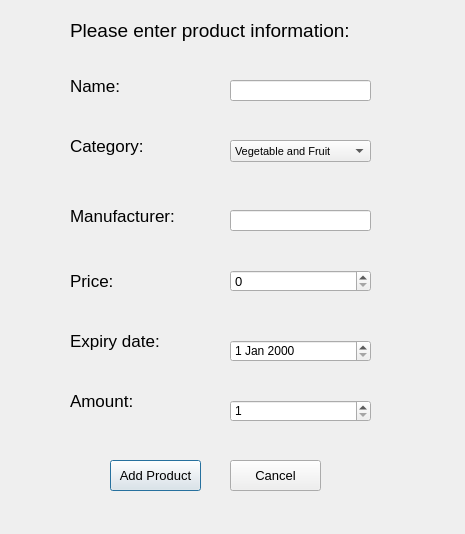
Above: source/employee_add_product_dialog.ui from NimaMousavian/FBT-Market-Management-Application before the change. Below: the same form after it.
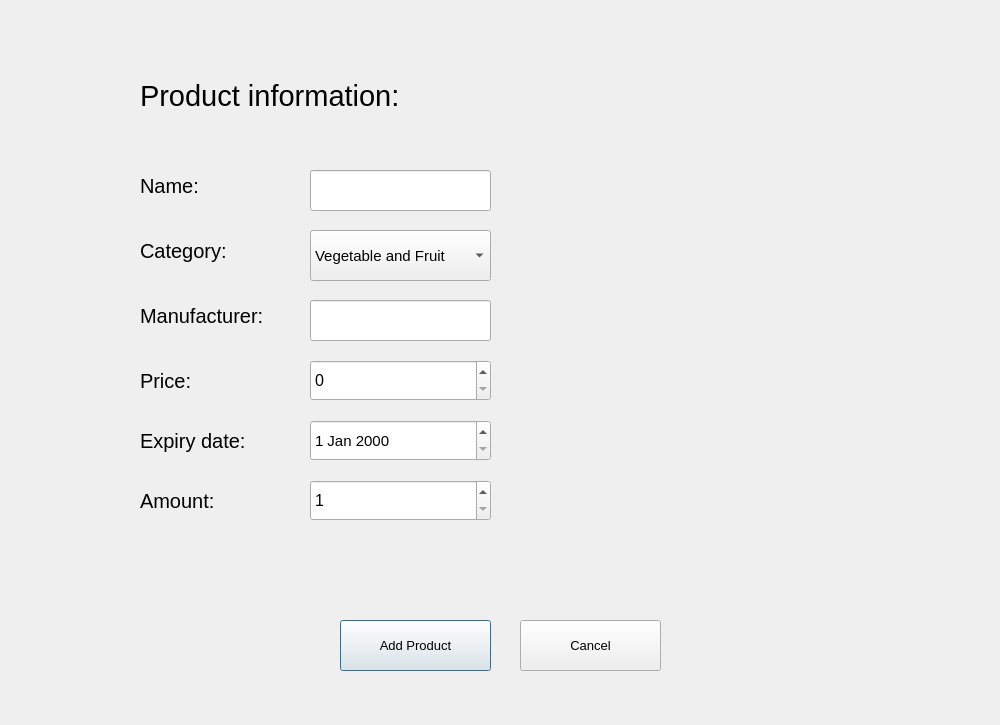
That is the form after the change. Icons and pictures are not drawn.

What changed in the file:
```diff
--- a/source/employee_add_product_dialog.ui
+++ b/source/employee_add_product_dialog.ui
@@ -6,8 +6,8 @@
    <rect>
     <x>0</x>
     <y>0</y>
-    <width>465</width>
-    <height>534</height>
+    <width>1000</width>
+    <height>725</height>
    </rect>
   </property>
   <property name="windowTitle">
@@ -16,15 +16,15 @@
   <widget class="QLabel" name="label">
    <property name="geometry">
     <rect>
-     <x>70</x>
-     <y>70</y>
-     <width>91</width>
-     <height>31</height>
+     <x>140</x>
+     <y>160</y>
+     <width>101</width>
+     <height>51</height>
     </rect>
    </property>
    <property name="font">
     <font>
-     <pointsize>13</pointsize>
+     <pointsize>15</pointsize>
     </font>
    </property>
    <property name="text">
@@ -34,15 +34,15 @@
   <widget class="QLabel" name="label_2">
    <property name="geometry">
     <rect>
-     <x>70</x>
-     <y>130</y>
-     <width>91</width>
-     <height>31</height>
+     <x>140</x>
+     <y>220</y>
+     <width>121</width>
+     <height>61</height>
     </rect>
    </property>
    <property name="font">
     <font>
-     <pointsize>13</pointsize>
+     <pointsize>15</pointsize>
     </font>
    </property>
    <property name="text">
@@ -52,15 +52,15 @@
   <widget class="QLabel" name="label_3">
    <property name="geometry">
     <rect>
-     <x>70</x>
-     <y>200</y>
-     <width>121</width>
-     <height>31</height>
+     <x>140</x>
+     <y>290</y>
+     <width>171</width>
+     <height>51</height>
     </rect>
    </property>
    <property name="font">
     <font>
-     <pointsize>13</pointsize>
+     <pointsize>15</pointsize>
     </font>
    </property>
    <property name="text">
@@ -70,15 +70,15 @@
   <widget class="QLabel" name="label_4">
    <property name="geometry">
     <rect>
-     <x>70</x>
-     <y>270</y>
-     <width>61</width>
-     <height>21</height>
+     <x>140</x>
+     <y>350</y>
+     <width>101</width>
+     <height>61</height>
     </rect>
    </property>
    <property name="font">
     <font>
-     <pointsize>13</pointsize>
+     <pointsize>15</pointsize>
     </font>
    </property>
    <property name="text">
@@ -88,15 +88,15 @@
   <widget class="QLabel" name="label_5">
    <property name="geometry">
     <rect>
-     <x>70</x>
-     <y>330</y>
-     <width>101</width>
-     <height>21</height>
+     <x>140</x>
+     <y>410</y>
+     <width>141</width>
+     <height>61</height>
     </rect>
    </property>
    <property name="font">
     <font>
-     <pointsize>13</pointsize>
+     <pointsize>15</pointsize>
     </font>
    </property>
    <property name="text">
@@ -106,30 +106,40 @@
   <widget class="QLineEdit" name="name_le">
    <property name="geometry">
     <rect>
-     <x>230</x>
-     <y>80</y>
-     <width>141</width>
-     <height>21</height>
+     <x>310</x>
+     <y>170</y>
+     <width>181</width>
+     <height>41</height>
     </rect>
    </property>
+   <property name="font">
+    <font>
+     <pointsize>13</pointsize>
+    </font>
+   </property>
   </widget>
   <widget class="QLineEdit" name="manu_le">
    <property name="geometry">
     <rect>
-     <x>230</x>
-     <y>210</y>
-     <width>141</width>
-     <height>21</height>
+     <x>310</x>
+     <y>300</y>
+     <width>181</width>
+     <height>41</height>
     </rect>
    </property>
+   <property name="font">
+    <font>
+     <pointsize>13</pointsize>
+    </font>
+   </property>
   </widget>
   <widget class="QPushButton" name="pushButton">
    <property name="geometry">
     <rect>
-     <x>110</x>
-     <y>460</y>
-     <width>91</width>
-     <height>31</height>
+     <x>340</x>
+     <y>620</y>
+     <width>151</width>
+     <height>51</height>
     </rect>
    </property>
    <property name="font">
@@ -144,10 +154,10 @@
   <widget class="QPushButton" name="pushButton_2">
    <property name="geometry">
     <rect>
-     <x>230</x>
-     <y>460</y>
-     <width>91</width>
-     <height>31</height>
+     <x>520</x>
+     <y>620</y>
+     <width>141</width>
+     <height>51</height>
     </rect>
    </property>
    <property name="font">
@@ -162,33 +172,33 @@
   <widget class="QLabel" name="label_6">
    <property name="geometry">
     <rect>
-     <x>70</x>
-     <y>10</y>
-     <width>321</width>
-     <height>41</height>
+     <x>140</x>
+     <y>60</y>
+     <width>371</width>
+     <height>71</height>
     </rect>
    </property>
    <property name="font">
     <font>
-     <pointsize>14</pointsize>
+     <pointsize>22</pointsize>
     </font>
    </property>
    <property name="text">
-    <string>Please enter product information:</string>
+    <string>Product information:</string>
    </property>
   </widget>
   <widget class="QSpinBox" name="price_spin">
    <property name="geometry">
     <rect>
-     <x>230</x>
-     <y>270</y>
-     <width>141</width>
-     <height>22</height>
+     <x>310</x>
+     <y>360</y>
+     <width>181</width>
+     <height>41</height>
     </rect>
    </property>
    <property name="font">
     <font>
-     <pointsize>10</pointsize>
+     <pointsize>12</pointsize>
     </font>
    </property>
    <property name="maximum">
@@ -198,15 +208,15 @@
   <widget class="QComboBox" name="category_combo">
    <property name="geometry">
     <rect>
-     <x>230</x>
-     <y>140</y>
-     <width>141</width>
-     <height>22</height>
+     <x>310</x>
+     <y>230</y>
+     <width>181</width>
+     <height>51</height>
     </rect>
    </property>
    <property name="font">
     <font>
-     <pointsize>8</pointsize>
+     <pointsize>11</pointsize>
     </font>
    </property>
    <item>
@@ -238,25 +248,30 @@
   <widget class="QDateEdit" name="exp_date">
    <property name="geometry">
     <rect>
-     <x>230</x>
-     <y>340</y>
-     <width>141</width>
-     <height>22</height>
+     <x>310</x>
+     <y>420</y>
+     <width>181</width>
+     <height>41</height>
     </rect>
    </property>
+   <property name="font">
+    <font>
+     <pointsize>11</pointsize>
+    </font>
+   </property>
   </widget>
   <widget class="QLabel" name="label_7">
    <property name="geometry">
     <rect>
-     <x>70</x>
-     <y>390</y>
-     <width>101</width>
-     <height>21</height>
+     <x>140</x>
+     <y>470</y>
+     <width>121</width>
+     <height>61</height>
     </rect>
    </property>
    <property name="font">
     <font>
-     <pointsize>13</pointsize>
+     <pointsize>15</pointsize>
     </font>
    </property>
    <property name="text">
@@ -266,12 +281,17 @@
   <widget class="QSpinBox" name="amount_spin">
    <property name="geometry">
     <rect>
-     <x>230</x>
-     <y>400</y>
-     <width>141</width>
-     <height>22</height>
+     <x>310</x>
+     <y>480</y>
+     <width>181</width>
+     <height>41</height>
     </rect>
    </property>
+   <property name="font">
+    <font>
+     <pointsize>12</pointsize>
+    </font>
+   </property>
    <property name="minimum">
     <number>1</number>
    </property>
@@ -279,6 +299,25 @@
     <number>10000</number>
    </property>
   </widget>
+  <widget class="QLabel" name="label_8">
+   <property name="geometry">
+    <rect>
+     <x>510</x>
+     <y>180</y>
+     <width>421</width>
+     <height>441</height>
+    </rect>
+   </property>
+   <property name="text">
+    <string/>
+   </property>
+   <property name="pixmap">
+    <pixmap resource="../images/images.qrc">:/addProduct.png</pixmap>
+   </property>
+   <property name="scaledContents">
+    <bool>false</bool>
+   </property>
+  </widget>
  </widget>
  <resources/>
  <connections/>
```
Left out of the diff: 13 changed lines with no effect on the pictures.
